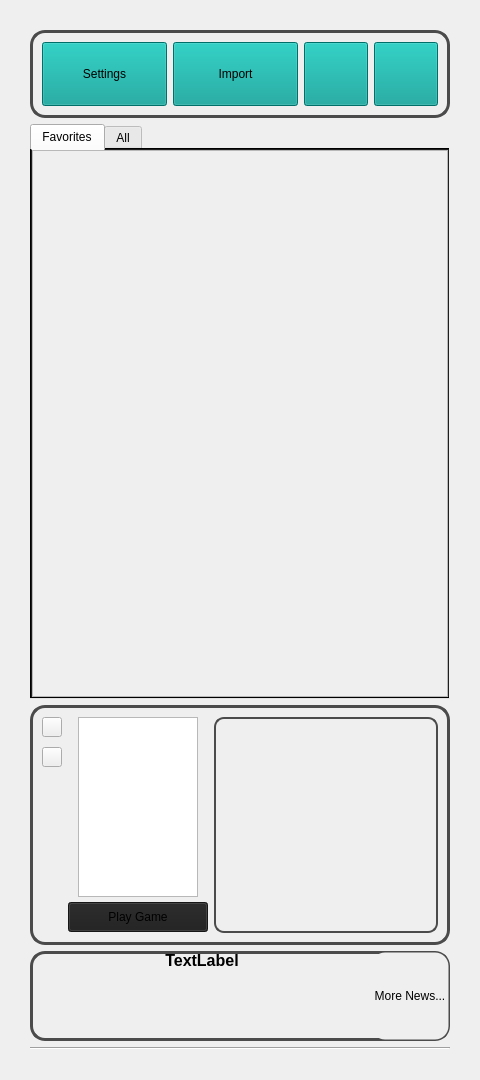
Above: mainwindow.ui from JforJake/GameLauncher before the change. Below: the same form after it.
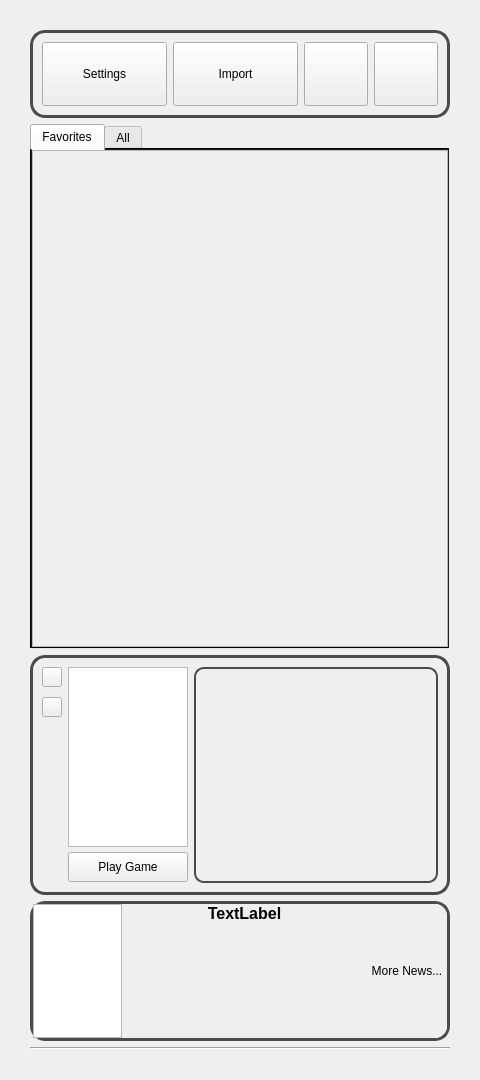
That is the form after the change. Icons and pictures are not drawn.

What changed in the file:
```diff
--- a/mainwindow.ui
+++ b/mainwindow.ui
@@ -31,6 +31,9 @@
   <property name="autoFillBackground">
    <bool>true</bool>
   </property>
+  <property name="styleSheet">
+   <string notr="true"/>
+  </property>
   <widget class="QWidget" name="centralwidget">
    <layout class="QVBoxLayout" name="verticalLayout">
     <property name="leftMargin">
@@ -66,10 +69,10 @@
     border-radius: 15px;
 }
 
-* {
-	background-color: #009c94
-}
-</string>
+QPushButton:hover {
+    background: palette(Midlight);
+	color: white
+}</string>
       </property>
       <property name="frameShape">
        <enum>QFrame::Shape::StyledPanel</enum>
@@ -348,9 +351,6 @@
       <property name="currentIndex">
        <number>0</number>
       </property>
-      <property name="usesScrollButtons">
-       <bool>true</bool>
-      </property>
       <property name="documentMode">
        <bool>false</bool>
       </property>
@@ -399,7 +399,7 @@
              <x>0</x>
              <y>0</y>
              <width>414</width>
-             <height>543</height>
+             <height>493</height>
             </rect>
            </property>
           </widget>
@@ -564,6 +564,16 @@
     border: 3px solid #4B4B4B;
     border-radius: 15px;
 }
+
+QPushButton {
+	background-color: palette(Button);
+	color: palette(ButtonText);
+}
+
+QPushButton:hover {
+	background: palette(Midlight);
+	color: white
+}
 </string>
       </property>
       <property name="frameShape">
@@ -655,13 +665,13 @@
         <widget class="QFrame" name="GameLogo">
          <property name="minimumSize">
           <size>
-           <width>140</width>
+           <width>120</width>
            <height>0</height>
           </size>
          </property>
          <property name="maximumSize">
           <size>
-           <width>140</width>
+           <width>120</width>
            <height>16777215</height>
           </size>
          </property>
@@ -682,7 +692,7 @@
            <rect>
             <x>0</x>
             <y>185</y>
-            <width>140</width>
+            <width>120</width>
             <height>30</height>
            </rect>
           </property>
@@ -877,7 +887,7 @@
          <widget class="QGraphicsView" name="CurrentGameLogo">
           <property name="geometry">
            <rect>
-            <x>10</x>
+            <x>0</x>
             <y>0</y>
             <width>120</width>
             <height>180</height>
@@ -967,13 +977,13 @@
       <property name="minimumSize">
        <size>
         <width>300</width>
-        <height>90</height>
+        <height>140</height>
        </size>
       </property>
       <property name="maximumSize">
        <size>
         <width>660</width>
-        <height>90</height>
+        <height>140</height>
        </size>
       </property>
       <property name="styleSheet">
@@ -989,22 +999,13 @@
       </property>
       <property name="frameShadow">
        <enum>QFrame::Shadow::Raised</enum>
-      </property>
-      <widget class="QWidget" name="horizontalLayoutWidget">
-       <property name="geometry">
-        <rect>
-         <x>-1</x>
-         <y>0</y>
-         <width>421</width>
-         <height>91</height>
-        </rect>
        </property>
        <layout class="QHBoxLayout" name="horizontalLayout_3">
         <property name="spacing">
          <number>0</number>
         </property>
         <property name="leftMargin">
-         <number>5</number>
+        <number>0</number>
         </property>
         <property name="topMargin">
          <number>0</number>
@@ -1015,10 +1016,32 @@
         <property name="bottomMargin">
          <number>0</number>
         </property>
+       <item>
+        <widget class="QGraphicsView" name="GameNewsLogo">
+         <property name="minimumSize">
+          <size>
+           <width>89</width>
+           <height>134</height>
+          </size>
+         </property>
+         <property name="maximumSize">
+          <size>
+           <width>89</width>
+           <height>134</height>
+          </size>
+         </property>
+         <property name="styleSheet">
+          <string notr="true">viewport {
+	border-top-left-radius: 12px;
+	border-bottom-left-radius: 12px;
+}</string>
+         </property>
+        </widget>
+       </item>
         <item>
          <layout class="QVBoxLayout" name="verticalLayout_5">
           <property name="spacing">
-           <number>0</number>
+          <number>5</number>
           </property>
           <item>
            <widget class="QLabel" name="NewsLabel">
@@ -1042,6 +1065,18 @@
             <property name="styleSheet">
              <string notr="true">background-color: transparent</string>
             </property>
+           <property name="frameShape">
+            <enum>QFrame::Shape::NoFrame</enum>
+           </property>
+           <property name="verticalScrollBarPolicy">
+            <enum>Qt::ScrollBarPolicy::ScrollBarAlwaysOff</enum>
+           </property>
+           <property name="horizontalScrollBarPolicy">
+            <enum>Qt::ScrollBarPolicy::ScrollBarAlwaysOff</enum>
+           </property>
+           <property name="sizeAdjustPolicy">
+            <enum>QAbstractScrollArea::SizeAdjustPolicy::AdjustToContents</enum>
+           </property>
             <property name="html">
              <string>&lt;!DOCTYPE HTML PUBLIC &quot;-//W3C//DTD HTML 4.0//EN&quot; &quot;http://www.w3.org/TR/REC-html40/strict.dtd&quot;&gt;
 &lt;html&gt;&lt;head&gt;&lt;meta name=&quot;qrichtext&quot; content=&quot;1&quot; /&gt;&lt;meta charset=&quot;utf-8&quot; /&gt;&lt;style type=&quot;text/css&quot;&gt;
@@ -1067,20 +1102,34 @@
           <property name="minimumSize">
            <size>
             <width>80</width>
-            <height>90</height>
+           <height>134</height>
            </size>
           </property>
           <property name="maximumSize">
            <size>
             <width>80</width>
-            <height>90</height>
-           </size>
-          </property>
+           <height>134</height>
+          </size>
+         </property>
+         <property name="layoutDirection">
+          <enum>Qt::LayoutDirection::RightToLeft</enum>
+         </property>
           <property name="styleSheet">
-           <string notr="true">background-color: palette(Button);
-color: palette(ButtonText);
-border: 3px solid transparent;
-border-radius: 15px;</string>
+          <string notr="true">* {
+	border-top-right-radius: 12px;
+	border-bottom-right-radius: 12px;
+}
+
+QPushButton {
+	background-color: palette(Button);
+	color: palette(ButtonText);
+}
+
+QPushButton:hover {
+	background: palette(Midlight);
+	color: white
+}
+</string>
           </property>
           <property name="text">
            <string>More News...</string>
@@ -1088,7 +1137,6 @@
          </widget>
         </item>
        </layout>
-      </widget>
      </widget>
     </item>
     <item>
```
Left out of the diff: 5 changed lines with no effect on the pictures. Lines whose indentation alone changed are shown as unchanged.
